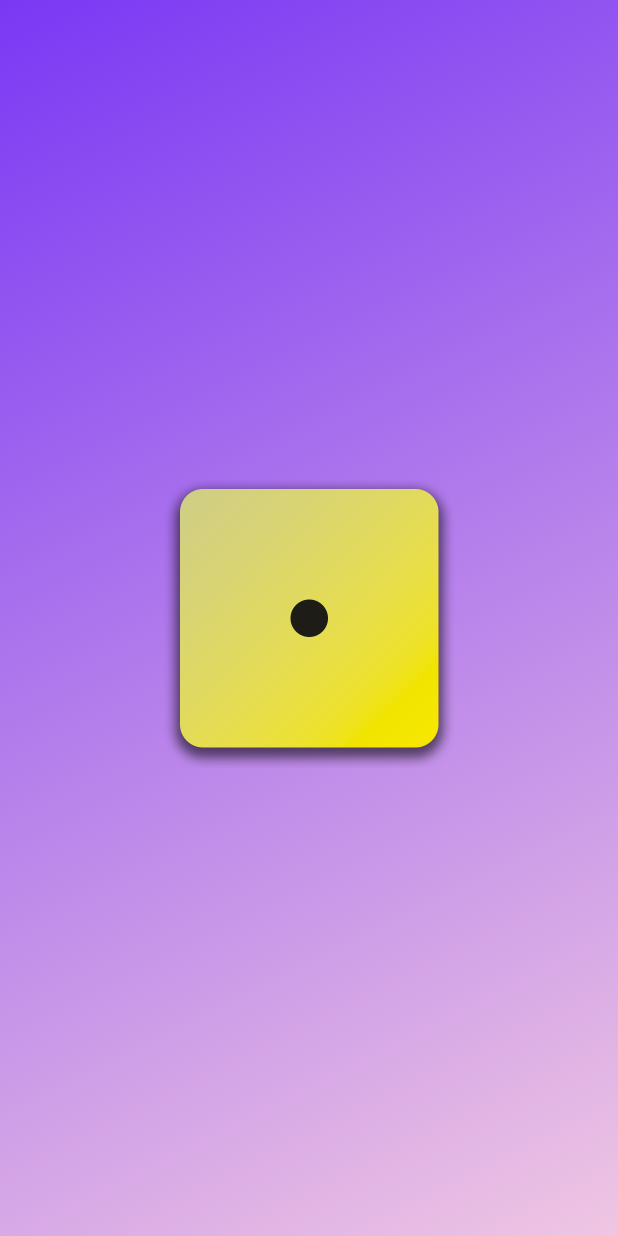
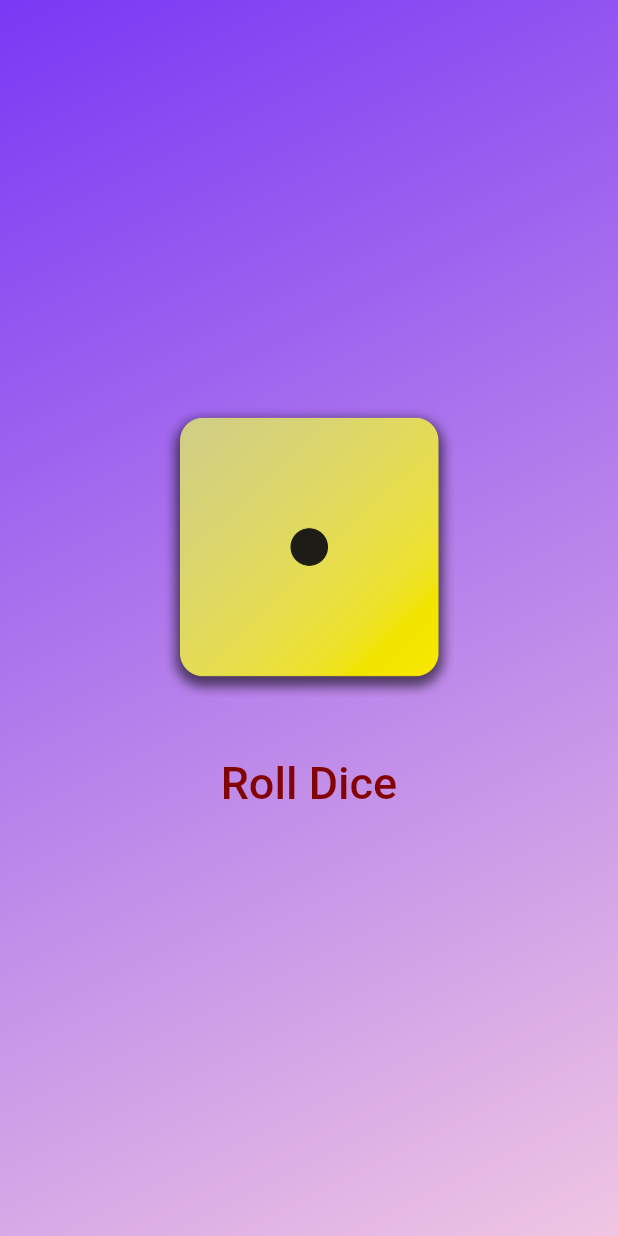
Before and after one commit to csepankajsen/ZeroToHero_Flutter, a Flutter app: the screen it shows after launch, on a phone screen of 412 x 824 dp. Run offline on Flutter 3.47's test engine with Material 2 defaults, Android fonts, the phone set to English and light mode, and no system bars.

Commit message:
"Column widget, Adding  button , formatting text of the button and padding, Adding sized box"

```diff
--- a/first_app/lib/custom_text_widget.dart
+++ b/first_app/lib/custom_text_widget.dart
@@ -10,7 +10,7 @@ class CustomTextWidget extends StatelessWidget {
       text,
       style: const TextStyle(
         fontSize: 30,
-        color: Color.fromARGB(252, 76, 51, 3),
+        color: Color.fromARGB(253, 131, 3, 3)
       ),
     );
   }
--- a/first_app/lib/gradient_container.dart
+++ b/first_app/lib/gradient_container.dart
@@ -1,5 +1,5 @@
 import 'package:flutter/material.dart';
-// import 'package:first_app/custom_text_widget.dart';
+import 'package:first_app/custom_text_widget.dart';
 
 // can use final if we don't want my variable chnaged or overwrite by another
 // final startAlignment = Alignment.topLeft;
@@ -18,10 +18,14 @@ class GradientContainer extends StatelessWidget {
   // GradientContainer({key}): super(key: key);---one way to pass key  and pass that to key parent class constructor
   // const GradientContainer({super.key, required this.colors});---can use this when passing the colors in list
   // const GradientContainer(this.colors, {super.key});---can also use this
-  const GradientContainer(this.colorMix1, this.colorMix2,{super.key});
+  const GradientContainer(this.colorMix1, this.colorMix2, {super.key});
 
   // final List<Color> colors;---can use when passing the colors in list
   final Color colorMix1, colorMix2;
+
+  void rolldice() {
+    // ...
+  }
 
   @override
   Widget build(context) {
@@ -37,7 +41,27 @@ class GradientContainer extends StatelessWidget {
       ),
       child: Center(
         // child: CustomTextWidget('Hello Dart'),
-        child: Image.asset('assets/images/dice-1.png',width: 200,),
+        child: Column(
+          mainAxisSize: MainAxisSize.min,
+          children: [
+            Image.asset(
+              'assets/images/dice-1.png',
+              width: 200,
+            ),
+            const SizedBox(
+              height: 20,
+            ),
+            // TextButton(onPressed: () {}, child: const Text('Roll Dice'))---can define ananymous function.
+            TextButton(
+              onPressed: rolldice,
+              style: TextButton.styleFrom(
+                padding: const EdgeInsets.all(20.0),//---we can add passing but can prefer sizedbox metrhod above
+                foregroundColor: Colors.white,
+              ),
+              child: const CustomTextWidget('Roll Dice'),
+            )
+          ],
+        ),
       ),
     );
   }
```
